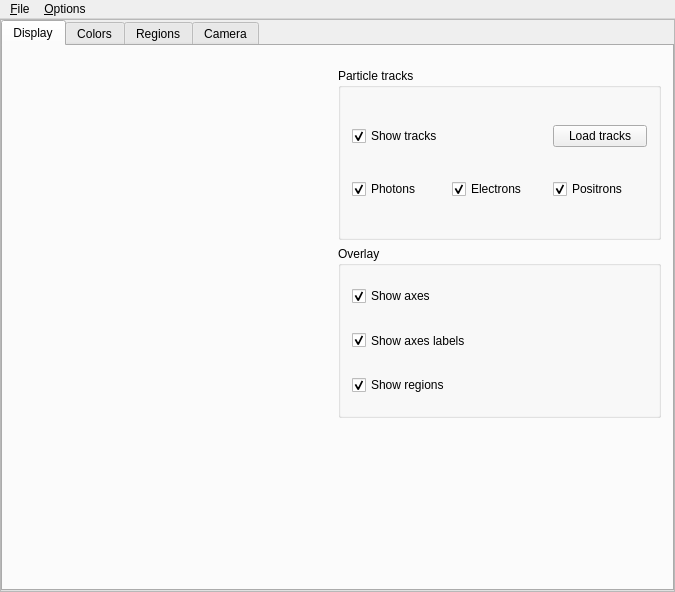
Old version of the form HEN_HOUSE/egs++/view/viewcontrol.ui in the repository nrc-cnrc/EGSnrc.
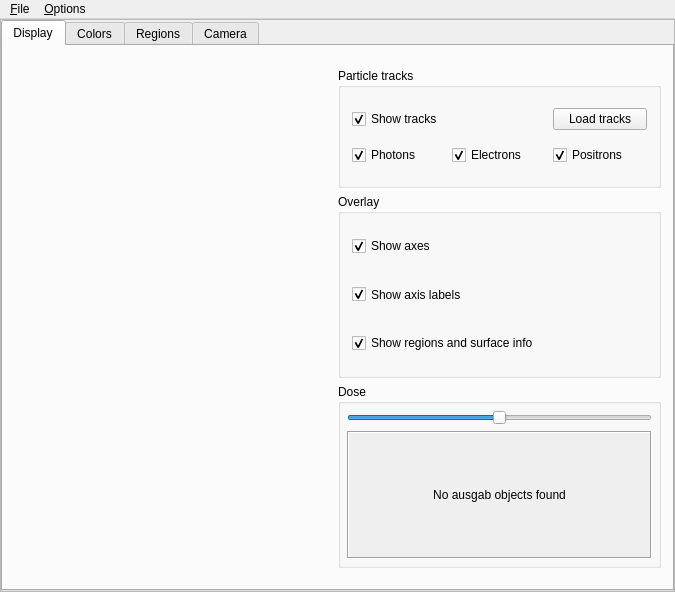
New version of the form.

Commit message: Add egs_view dose distributions

```diff
--- a/HEN_HOUSE/egs++/view/viewcontrol.ui
+++ b/HEN_HOUSE/egs++/view/viewcontrol.ui
@@ -158,11 +158,17 @@
                   <item>
                    <widget class="QGroupBox" name="groupBox10">
                     <property name="sizePolicy">
-                     <sizepolicy hsizetype="Expanding" vsizetype="Expanding">
+                     <sizepolicy hsizetype="Expanding" vsizetype="Minimum">
                       <horstretch>0</horstretch>
                       <verstretch>0</verstretch>
                      </sizepolicy>
                     </property>
+                    <property name="minimumSize">
+                     <size>
+                      <width>0</width>
+                      <height>120</height>
+                     </size>
+                    </property>
                     <property name="maximumSize">
                      <size>
                       <width>16777215</width>
@@ -226,7 +232,7 @@
                   <item>
                    <widget class="QGroupBox" name="groupBox15">
                     <property name="sizePolicy">
-                     <sizepolicy hsizetype="Expanding" vsizetype="Expanding">
+                     <sizepolicy hsizetype="Expanding" vsizetype="Minimum">
                       <horstretch>0</horstretch>
                       <verstretch>0</verstretch>
                      </sizepolicy>
@@ -234,7 +240,7 @@
                     <property name="minimumSize">
                      <size>
                       <width>0</width>
-                      <height>0</height>
+                      <height>120</height>
                      </size>
                     </property>
                     <property name="maximumSize">
@@ -254,9 +260,7 @@
                     </property>
                     <layout class="QHBoxLayout">
                      <item>
-                      <layout class="QVBoxLayout">
-                       <item>
-                        <layout class="QVBoxLayout">
+                      <layout class="QVBoxLayout" name="vlayout_overlay">
                          <item>
                           <widget class="QCheckBox" name="showAxesCheckbox">
                            <property name="sizePolicy">
@@ -282,7 +286,7 @@
                             </sizepolicy>
                            </property>
                            <property name="text">
-                            <string>Show axes labels</string>
+                          <string>Show axis labels</string>
                            </property>
                            <property name="checked">
                             <bool>true</bool>
@@ -298,7 +302,7 @@
                             </sizepolicy>
                            </property>
                            <property name="text">
-                            <string>Show regions</string>
+                          <string>Show regions and surface info</string>
                            </property>
                            <property name="checked">
                             <bool>true</bool>
@@ -306,6 +310,96 @@
                           </widget>
                          </item>
                         </layout>
+                     </item>
+                    </layout>
+                   </widget>
+                  </item>
+                  <item>
+                   <widget class="QGroupBox" name="groupBox_dose">
+                    <property name="sizePolicy">
+                     <sizepolicy hsizetype="Preferred" vsizetype="Expanding">
+                      <horstretch>0</horstretch>
+                      <verstretch>0</verstretch>
+                     </sizepolicy>
+                    </property>
+                    <property name="minimumSize">
+                     <size>
+                      <width>0</width>
+                      <height>140</height>
+                     </size>
+                    </property>
+                    <property name="toolTip">
+                     <string>Use egs_dose_scoring to output a dose file</string>
+                    </property>
+                    <property name="title">
+                     <string>Dose</string>
+                    </property>
+                    <layout class="QVBoxLayout" name="verticalLayout_9">
+                     <property name="leftMargin">
+                      <number>6</number>
+                     </property>
+                     <property name="topMargin">
+                      <number>6</number>
+                     </property>
+                     <property name="rightMargin">
+                      <number>6</number>
+                     </property>
+                     <property name="bottomMargin">
+                      <number>6</number>
+                     </property>
+                     <item>
+                      <widget class="QSlider" name="slider_dose">
+                       <property name="maximum">
+                        <number>100</number>
+                       </property>
+                       <property name="value">
+                        <number>50</number>
+                       </property>
+                       <property name="orientation">
+                        <enum>Qt::Horizontal</enum>
+                       </property>
+                      </widget>
+                     </item>
+                     <item>
+                      <layout class="QVBoxLayout" name="outerLayout_dose">
+                       <item>
+                        <widget class="QScrollArea" name="scrollArea_2">
+                         <property name="frameShape">
+                          <enum>QFrame::Box</enum>
+                         </property>
+                         <property name="widgetResizable">
+                          <bool>true</bool>
+                         </property>
+                         <widget class="QWidget" name="scrollAreaWidgetContents">
+                          <property name="geometry">
+                           <rect>
+                            <x>0</x>
+                            <y>0</y>
+                            <width>294</width>
+                            <height>103</height>
+                           </rect>
+                          </property>
+                          <layout class="QVBoxLayout" name="verticalLayout_16">
+                           <item>
+                            <layout class="QVBoxLayout" name="verticalLayout_dose">
+                             <property name="spacing">
+                              <number>5</number>
+                             </property>
+                             <item>
+                              <widget class="QLabel" name="label_dose">
+                               <property name="text">
+                                <string>No ausgab objects found</string>
+                               </property>
+                               <property name="alignment">
+                                <set>Qt::AlignCenter</set>
+                               </property>
+                              </widget>
+                             </item>
+                            </layout>
+                           </item>
+                          </layout>
+                         </widget>
+                        </widget>
                        </item>
                       </layout>
                      </item>
@@ -323,7 +417,7 @@
                     <property name="sizeHint" stdset="0">
                      <size>
                       <width>20</width>
-                      <height>160</height>
+                      <height>10</height>
                      </size>
                     </property>
                    </spacer>
```
Left out of the diff: 26 changed lines with no effect on the pictures. Lines whose indentation alone changed are shown as unchanged. The commit also changes 10 other files.
